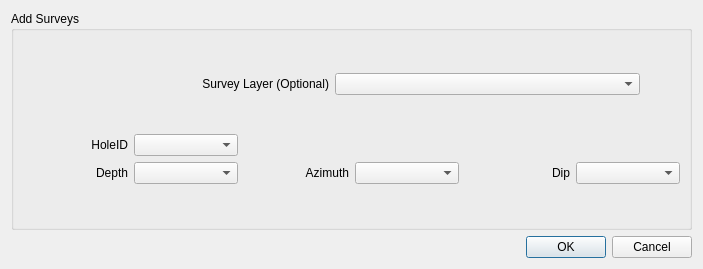
Before: the Qt Designer form ui/addSurveys_dialog_base.ui in rolandhill/geoscience, drawn with Qt 5.
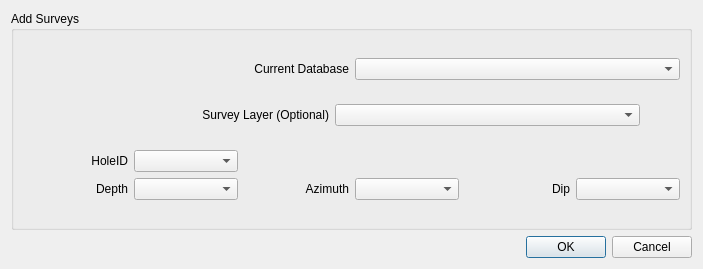
After: the same form once the commit is applied. Custom widgets are drawn as their Qt base class.

Commit message: Add addSurveys(). Add DB dropbox to addSurvey dlg

```diff
--- a/ui/addSurveys_dialog_base.ui
+++ b/ui/addSurveys_dialog_base.ui
@@ -20,6 +20,23 @@
       <string>Add Surveys</string>
      </property>
      <layout class="QVBoxLayout" name="verticalLayout_3">
+      <item>
+       <layout class="QHBoxLayout" name="horizontalLayout">
+        <item>
+         <widget class="QLabel" name="label">
+          <property name="text">
+           <string>Current Database</string>
+          </property>
+          <property name="alignment">
+           <set>Qt::AlignRight|Qt::AlignTrailing|Qt::AlignVCenter</set>
+          </property>
+         </widget>
+        </item>
+        <item>
+         <widget class="QComboBox" name="cbCurrentDb"/>
+        </item>
+       </layout>
+      </item>
       <item>
        <layout class="QHBoxLayout" name="horizontalLayout_3">
         <property name="topMargin">
```
The commit also changes 3 other files.
